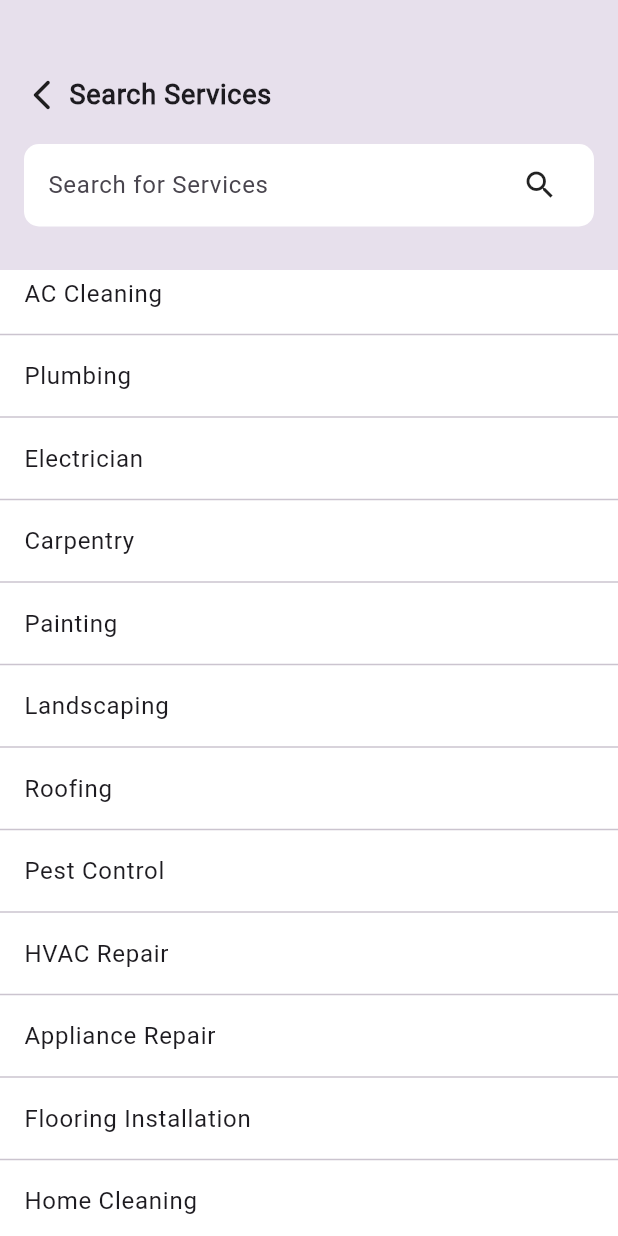
After one commit to meet242005/TaskApp_GDSC, a Flutter app: the screen it shows after launch, after a tap on "Services Search Page", on a phone screen of 412 x 824 dp. The commit adds this screen. Run offline on Flutter 3.47's test engine with Material 2 defaults, Android fonts, the phone set to English and light mode, and no system bars; our stand-ins replace get.

Commit message:
Completed Search Service Page

```diff
--- a/lib/main.dart
+++ b/lib/main.dart
@@ -1,4 +1,5 @@
 import 'package:flutter/material.dart';
+import 'package:gdsc_task/screens/search/searchservices.dart';
 import 'package:gdsc_task/screens/search/searchtasker.dart';
 import 'package:get/get.dart';
 
@@ -43,9 +44,11 @@ class TempScreen extends StatelessWidget {
               ),
               child: Text("Location Select Page"),
             ),
-            const ElevatedButton(
-              onPressed: null,
-              style: ButtonStyle(
+            ElevatedButton(
+              onPressed: () {
+                Get.to(() => const SearchServices());
+              },
+              style: const ButtonStyle(
                 foregroundColor: MaterialStatePropertyAll(Colors.white),
                 backgroundColor: MaterialStatePropertyAll(Colors.deepPurple),
               ),
--- /dev/null
+++ b/lib/screens/search/searchservices.dart
@@ -0,0 +1,242 @@
+import 'package:flutter/material.dart';
+import 'package:gdsc_task/constants/colors.dart';
+import 'package:gdsc_task/screens/search/searchtasker.dart';
+import 'package:get/get.dart';
+
+class SearchServices extends StatefulWidget {
+  const SearchServices({super.key});
+
+  @override
+  _SearchServicesState createState() => _SearchServicesState();
+}
+
+class _SearchServicesState extends State<SearchServices> {
+  TextEditingController search_query = TextEditingController();
+
+  var services = [
+    "AC Cleaning",
+    "Plumbing",
+    "Electrician",
+    "Carpentry",
+    "Painting",
+    "Landscaping",
+    "Roofing",
+    "Pest Control",
+    "HVAC Repair",
+    "Appliance Repair",
+    "Flooring Installation",
+    "Home Cleaning",
+    "Interior Design",
+    "Auto Repair",
+    "Computer Repair",
+    "Gardening",
+    "Moving and Packing",
+    "Window Cleaning",
+    "Home Security",
+    "Locksmith",
+    "Dry Cleaning",
+    "Laundry",
+    "Carpet Cleaning",
+    "Pool Cleaning",
+    "Junk Removal",
+    "Handyman Services",
+    "Furniture Assembly",
+    "Renovation",
+    "Kitchen Remodeling",
+    "Bathroom Remodeling",
+    "Legal Services",
+    "Financial Planning",
+    "Tax Preparation",
+    "Real Estate",
+    "Event Planning",
+    "Catering",
+    "Photography",
+    "Web Design",
+    "Graphic Design",
+    "Marketing",
+    "Printing",
+    "Fitness Training",
+    "Personal Coaching",
+    "Tutoring",
+    "Childcare",
+    "Pet Grooming",
+    "Pet Sitting",
+    "Travel Planning",
+    "Wedding Planning",
+    "Massage Therapy",
+    "Hair Salon",
+    "Nail Salon",
+    "Spa Services",
+    "Yoga Classes",
+    "Pilates Classes",
+    "Personal Training",
+    "Dog Training",
+    "Dog Walking",
+    "Veterinary Services",
+    "Plumbing Inspection",
+    "Home Inspection",
+    "Home Staging",
+    "Home Theater Installation",
+    "Security System Installation",
+    "Home Automation",
+    "Swimming Pool Installation",
+    "Land Surveying",
+    "Architectural Services",
+    "House Cleaning",
+    "Office Cleaning",
+    "Window Installation",
+    "Glass Repair",
+    "Septic Tank Services",
+    "Dumpster Rental",
+    "Tree Services",
+    "Lawn Care",
+    "Irrigation Services",
+    "Fence Installation",
+    "Garage Door Repair",
+    "Lock Installation",
+    "Security Camera Installation",
+    "Pressure Washing",
+    "Deck Installation",
+    "Concrete Services",
+    "Masonry",
+    "Paving",
+    "Home Theater Design",
+    "Audio Installation",
+    "Plumbing Fixture Installation",
+    "Solar Panel Installation",
+    "Chimney Services",
+    "Roof Repair",
+    "Exterior Painting",
+    "Wallpaper Installation",
+    "Commercial Cleaning",
+    "Event Catering",
+    "Party Planning",
+    "DJ Services",
+    "Music Lessons",
+    "Language Lessons"
+  ];
+
+  @override
+  Widget build(BuildContext context) {
+    return Scaffold(
+      backgroundColor: Colors.white,
+      body: Column(
+        children: [
+          Container(
+            height: 180,
+            width: double.infinity,
+            padding: const EdgeInsets.fromLTRB(16, 50, 16, 0),
+            decoration: BoxDecoration(color: AppColors.accentColor),
+            child: Column(
+              children: [
+                Row(
+                  children: [
+                    InkWell(
+                      onTap: () {
+                        Get.back();
+                      },
+                      child: const Icon(
+                        Icons.arrow_back_ios_new_rounded,
+                        size: 24,
+                      ),
+                    ),
+                    const SizedBox(
+                      width: 6,
+                    ),
+                    const Text(
+                      "Search Services",
+                      style: TextStyle(
+                          fontSize: 18,
+                          letterSpacing: 0.5,
+                          fontWeight: FontWeight.w600),
+                    )
+                  ],
+                ),
+                Container(
+                  height: 55,
+                  width: double.infinity,
+                  margin: const EdgeInsets.fromLTRB(0, 20, 0, 16),
+                  padding: const EdgeInsets.fromLTRB(16, 0, 16, 0),
+                  decoration: BoxDecoration(
+                      color: Colors.white,
+                      borderRadius: BorderRadius.circular(10)),
+                  child: Row(
+                    mainAxisAlignment: MainAxisAlignment.spaceBetween,
+                    children: [
+                      Expanded(
+                          child: TextField(
+                        controller: search_query,
+                        decoration: const InputDecoration(
+                            border: InputBorder.none,
+                            hintText: "Search for Services"),
+                        onChanged: (value) {
+                          setState(() {
+                            //required for changing icon to close
+                          });
+                        },
+                      )),
+                      Padding(
+                        padding: const EdgeInsets.all(8.0),
+                        child: InkWell(
+                          onTap: () {
+                            if (search_query.text != "") {
+                              setState(() {
+                                search_query.text = "";
+                              });
+                            }
+                          },
+                          child: Icon(search_query.text == ""
+                              ? Icons.search
+                              : Icons.close),
+                        ),
+                      )
+                    ],
+                  ),
+                ),
+              ],
+            ),
+          ),
+          Expanded(
+            child: ListView.builder(
+              itemCount: services.length,
+              itemBuilder: (BuildContext context, int index) {
+                if (services[index]
+                    .toString()
+                    .toLowerCase()
+                    .contains(search_query.text.toLowerCase())) {
+                  return InkWell(
+                    onTap: () {
+                      Get.to(() => SearchTasker(services[index]));
+                    },
+                    child: SizedBox(
+                      height: 55,
+                      child: Column(
+                        crossAxisAlignment: CrossAxisAlignment.start,
+                        mainAxisAlignment: MainAxisAlignment.center,
+                        children: [
+                          Padding(
+                            padding: const EdgeInsets.fromLTRB(16, 0, 16, 8),
+                            child: Text(
+                              services[index],
+                              style: const TextStyle(
+                                  fontSize: 16,
+                                  letterSpacing: 0.5,
+                                  fontWeight: FontWeight.w400),
+                            ),
+                          ),
+                          const Divider()
+                        ],
+                      ),
+                    ),
+                  );
+                } else {
+                  return const SizedBox();
+                }
+              },
+            ),
+          )
+        ],
+      ),
+    );
+  }
+}
```
